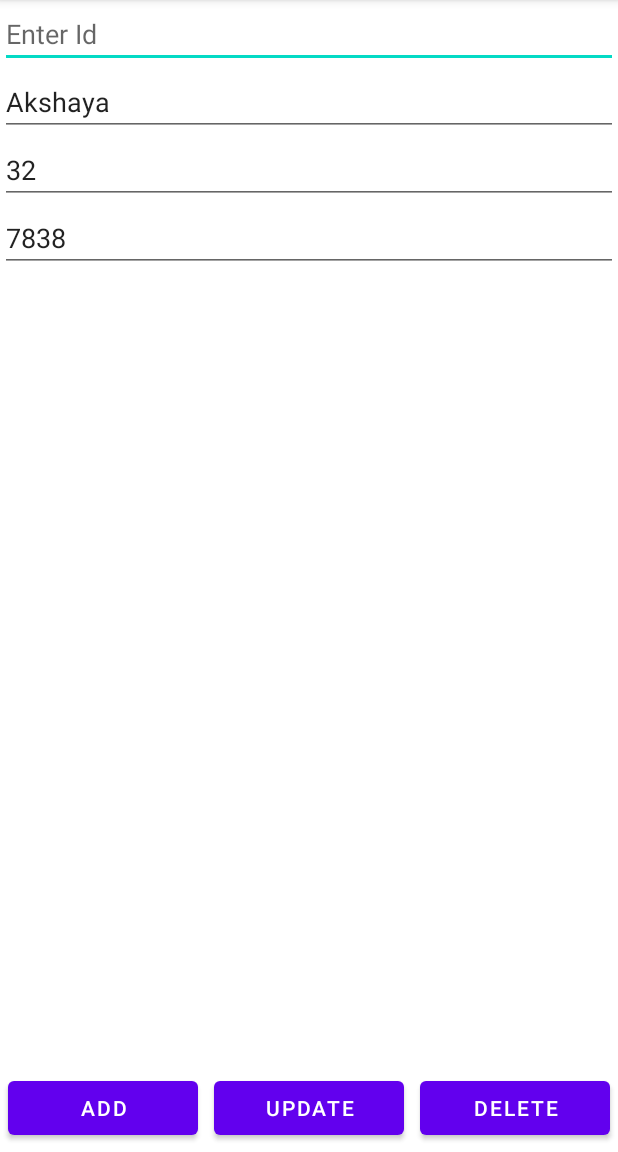
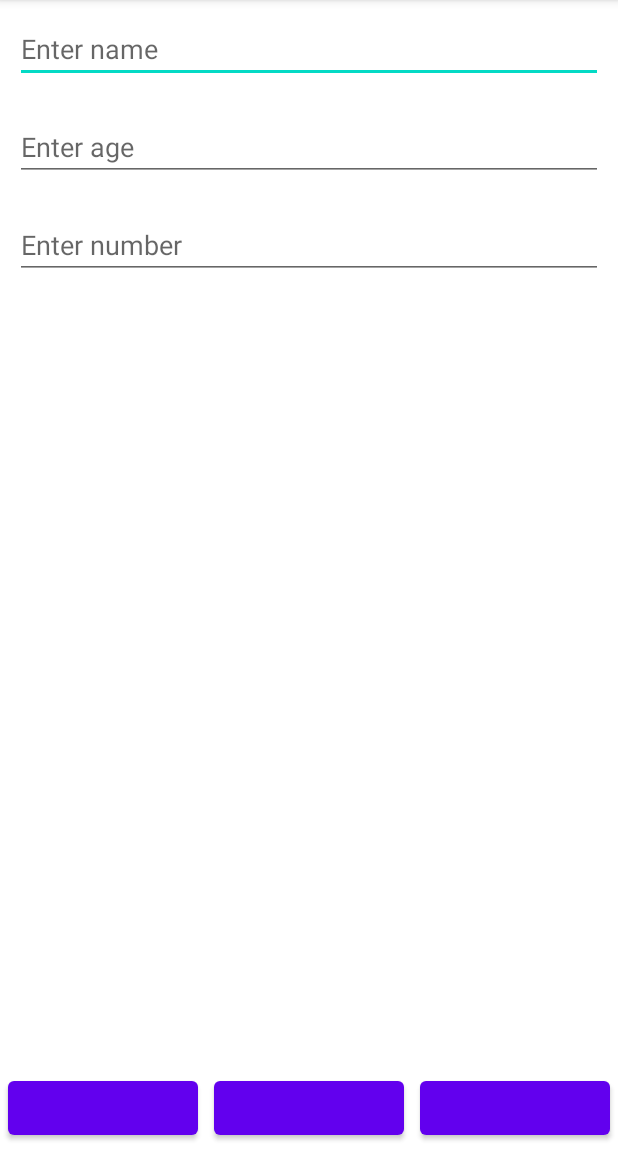
Before and after one commit to Akshaya-Amar/SQLiteCURD, an Android app: the screen it shows after launch (HomeActivity), on a phone screen of 412 x 824 dp, the part 84-1236 px from its top. Run offline under Robolectric (Android 15) with nearby library versions, the phone set to English and light mode, and no system bars.

Commit message:
Custom Dialog Added to get user's ID

```diff
--- a/app/src/main/java/com/example/sqliteapp/adapter/UserDataAdapter.java
+++ b/app/src/main/java/com/example/sqliteapp/adapter/UserDataAdapter.java
@@ -34,7 +34,7 @@ public class UserDataAdapter extends RecyclerView.Adapter<UserDataAdapter.ViewHo
         if (cursor.moveToPosition(position)) {
 
             int idColumnIndex = cursor.getColumnIndex(UserContract.UserEntry._ID);
-            holder.binding.idTextView.setText(String.valueOf(cursor.getInt(idColumnIndex)));
+            holder.binding.idTextView.setText("ID: " + cursor.getInt(idColumnIndex));
 
             int nameColumnIndex = cursor.getColumnIndex(UserContract.UserEntry.COLUMN_NAME);
             holder.binding.nameTextView.setText(cursor.getString(nameColumnIndex));
--- a/app/src/main/res/layout/activity_home.xml
+++ b/app/src/main/res/layout/activity_home.xml
@@ -6,39 +6,36 @@
     tools:context=".activity.HomeActivity">
 
     <EditText
-        android:id="@+id/id_edit_text"
-        android:layout_width="match_parent"
-        android:layout_height="wrap_content"
-        android:hint="Enter Id"
-        android:inputType="number" />
-
-    <EditText
         android:id="@+id/name_edit_text"
         android:layout_width="match_parent"
         android:layout_height="wrap_content"
-        android:layout_below="@+id/id_edit_text"
-        android:hint="Enter name"
-        android:text="Akshaya" />
+        android:layout_marginStart="10dp"
+        android:layout_marginTop="10dp"
+        android:layout_marginEnd="10dp"
+        android:layout_marginBottom="10dp"
+        android:hint="@string/enter_name"
+        android:maxLength="20" />
 
     <EditText
         android:id="@+id/age_edit_text"
         android:layout_width="match_parent"
         android:layout_height="wrap_content"
         android:layout_below="@+id/name_edit_text"
-        android:hint="Enter age"
+        android:layout_margin="10dp"
+        android:hint="@string/enter_age"
         android:inputType="number"
         android:maxLength="2"
-        android:text="32" />
+        tools:text="32" />
 
     <EditText
         android:id="@+id/number_edit_text"
         android:layout_width="match_parent"
         android:layout_height="wrap_content"
         android:layout_below="@+id/age_edit_text"
-        android:hint="Enter number"
+        android:layout_margin="10dp"
+        android:hint="@string/enter_number"
         android:inputType="number"
-        android:maxLength="10"
-        android:text="7838" />
+        android:maxLength="10" />
 
     <androidx.recyclerview.widget.RecyclerView
         android:id="@+id/recycler_view"
@@ -59,7 +56,7 @@
             android:layout_height="wrap_content"
             android:layout_margin="5dp"
             android:layout_weight="1"
-            android:text="add" />
+            tools:text="add" />
 
         <Button
             android:id="@+id/update"
@@ -67,7 +64,7 @@
             android:layout_height="wrap_content"
             android:layout_margin="5dp"
             android:layout_weight="1"
-            android:text="update" />
+            tools:text="update" />
 
         <Button
             android:id="@+id/delete"
@@ -75,6 +72,6 @@
             android:layout_height="wrap_content"
             android:layout_margin="5dp"
             android:layout_weight="1"
-            android:text="delete" />
+            tools:text="delete" />
     </LinearLayout>
 </RelativeLayout>
--- a/app/src/main/res/values/strings.xml
+++ b/app/src/main/res/values/strings.xml
@@ -1,3 +1,6 @@
 <resources>
     <string name="app_name">SQLiteApp</string>
+    <string name="enter_name">Enter name</string>
+    <string name="enter_age">Enter age</string>
+    <string name="enter_number">Enter number</string>
 </resources>
```
Also changed, not shown: app/src/main/java/com/example/listener/CustomDialogListener.java (added, +7 -0 lines), app/src/main/java/com/example/sqliteapp/CustomDialog.java (added, +46 -0 lines), app/src/main/java/com/example/sqliteapp/activity/HomeActivity.java (+45 -37 lines), app/src/main/res/layout/custom_dialog_layout.xml (added, +17 -0 lines).
